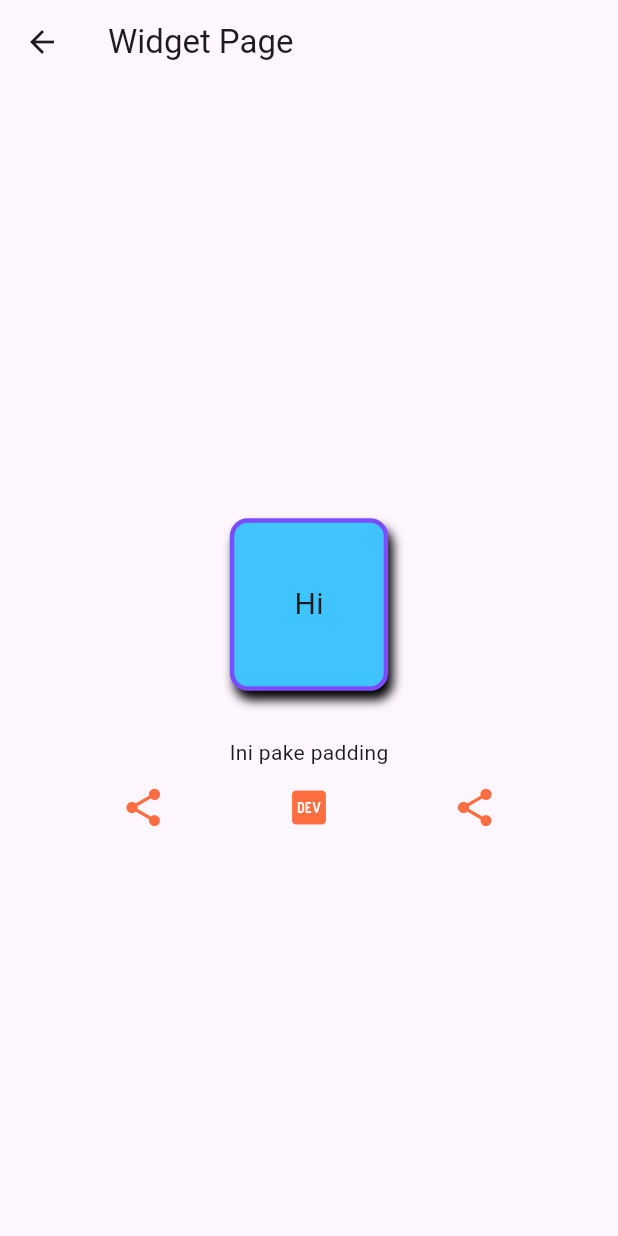
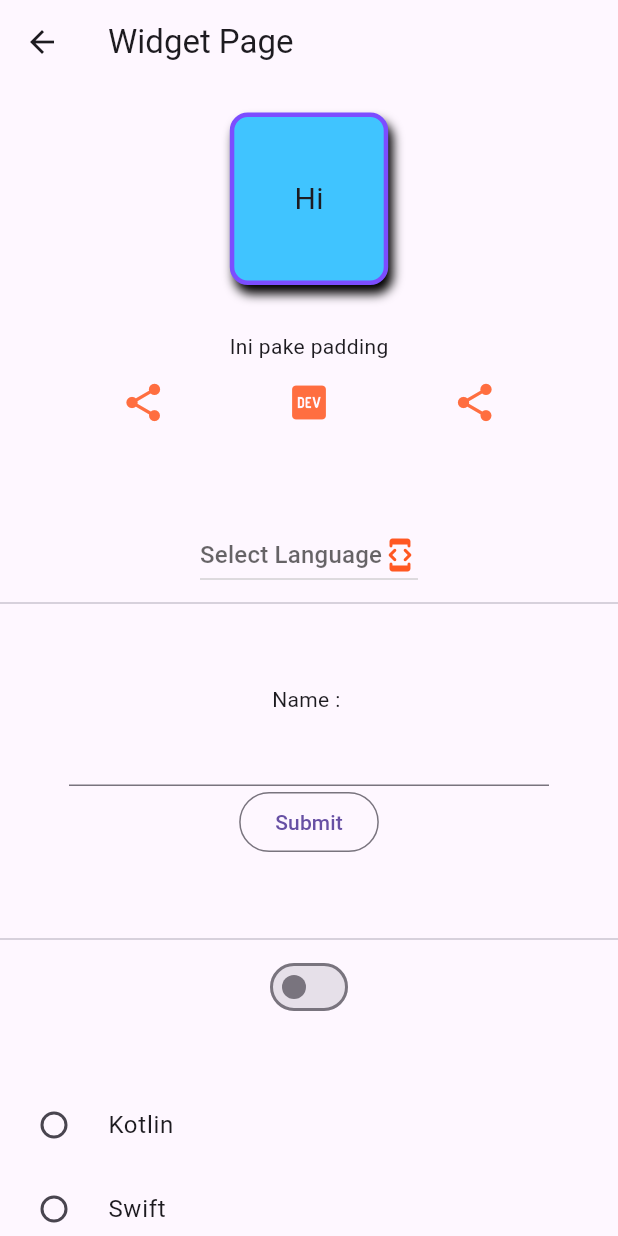
Before and after one commit to ukasyaaah/dart-flutter-dicoding, a Flutter app: the WidgetScreen screen opened by its route, on a phone screen of 412 x 824 dp. Run offline on Flutter 3.47's test engine with Material 3 defaults, Android fonts, the phone set to English and light mode, and no system bars.

Commit message:
add: input widget

```diff
--- a/flutter_dicoding/lib/main.dart
+++ b/flutter_dicoding/lib/main.dart
@@ -6,6 +6,8 @@
 void main() => runApp(MyApp());
 
 class MyApp extends StatelessWidget {
+  const MyApp({super.key});
+
   @override
   Widget build(BuildContext context) {
     return MaterialApp(
--- a/flutter_dicoding/lib/screens/widget.dart
+++ b/flutter_dicoding/lib/screens/widget.dart
@@ -1,13 +1,22 @@
 import 'package:flutter/material.dart';
 
-class WidgetScreen extends StatelessWidget {
+class WidgetScreen extends StatefulWidget {
   const WidgetScreen({super.key});
+
+  @override
+  State<WidgetScreen> createState() => _WidgetScreenState();
+}
+
+class _WidgetScreenState extends State<WidgetScreen> {
+  String? language;
+  String? name;
+  bool isLightOn = false;
 
   @override
   Widget build(BuildContext context) {
     return Scaffold(
       appBar: AppBar(title: Text('Widget Page')),
-      body: Center(
+      body: SingleChildScrollView(
         child: Column(
           mainAxisAlignment: MainAxisAlignment.center,
           children: [
@@ -28,12 +37,10 @@ class WidgetScreen extends StatelessWidget {
               padding: EdgeInsets.all(40),
               child: Text('Hi', style: TextStyle(fontSize: 20)),
             ),
-
             Padding(
               padding: EdgeInsetsGeometry.all(12),
               child: Text('Ini pake padding'),
             ),
-
             Row(
               mainAxisAlignment: MainAxisAlignment.spaceEvenly,
 
@@ -47,9 +54,115 @@ class WidgetScreen extends StatelessWidget {
                 Icon(Icons.share, color: Colors.deepOrangeAccent, size: 30),
               ],
             ),
+            SizedBox(height: 26),
+            Column(
+              spacing: 16,
+              children: [
+                Text(language ?? ''),
+                DropdownButton<String>(
+                  items: [
+                    DropdownMenuItem(value: 'Swift', child: Text("Swift")),
+                    DropdownMenuItem(value: 'Kotlin', child: Text("Kotlin")),
+                    DropdownMenuItem(value: 'Dart', child: Text("Dart")),
+                  ],
+                  value: language,
+                  icon: Icon(Icons.developer_mode_rounded),
+                  iconEnabledColor: Colors.deepOrange,
+                  hint: Text('Select Language'),
+                  onChanged: (String? value) {
+                    setState(() {
+                      language = value;
+                    });
+                  },
+                ),
+              ],
+            ),
+            Divider(),
+            Padding(
+              padding: EdgeInsetsGeometry.all(46),
+              child: Column(
+                children: [
+                  Text('Name : ${name ?? ''}'),
+                  TextField(
+                    onChanged: (value) => setState(() {
+                      name = value;
+                    }),
+                  ),
+                  OutlinedButton(
+                    onPressed: () {
+                      showDialog(
+                        context: context,
+                        builder: (context) {
+                          return AlertDialog(content: Text('Hello $name'));
+                        },
+                      );
+                    },
+                    child: Text('Submit'),
+                  ),
+                ],
+              ),
+            ),
+            Divider(),
+            Switch.adaptive(
+              value: isLightOn,
+              onChanged: (bool value) {
+                setState(() {
+                  isLightOn = value;
+                  showSnackbar();
+                });
+              },
+            ),
+            SizedBox(height: 40),
+            RadioGroup<String>(
+              groupValue: language,
+              onChanged: (value) {
+                setState(() {
+                  language = value;
+                  showRadioSnackbar();
+                });
+              },
+              child: Column(
+                mainAxisAlignment: MainAxisAlignment.center,
+                children: [
+                  RadioListTile(
+                    value: 'Kotlin',
+                    title: Text('Kotlin'),
+                    activeColor: Colors.deepPurpleAccent,
+                  ),
+                  RadioListTile(
+                    value: 'Swift',
+                    title: Text('Swift'),
+                    activeColor: Colors.deepOrangeAccent,
+                  ),
+                  RadioListTile(
+                    value: 'Dart',
+                    title: Text('Dart'),
+                    activeColor: Colors.lightBlueAccent,
+                  ),
+                ],
+              ),
+            ),
           ],
         ),
       ),
     );
   }
+
+  void showSnackbar() {
+    ScaffoldMessenger.of(context).showSnackBar(
+      SnackBar(
+        content: Text(isLightOn ? 'Light is On' : 'Light is Off'),
+        duration: Duration(seconds: 1),
+      ),
+    );
+  }
+
+  void showRadioSnackbar() {
+    ScaffoldMessenger.of(context).showSnackBar(
+      SnackBar(
+        content: Text('$language selected'),
+        duration: Duration(seconds: 1),
+      ),
+    );
+  }
 }
```
